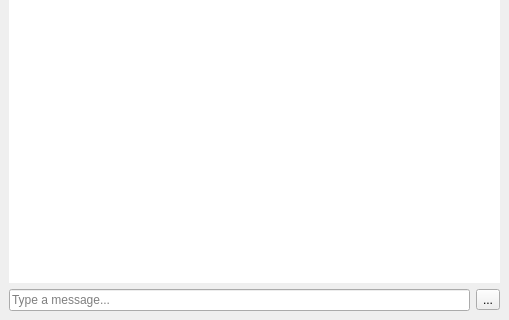
Old version of the form historywindow.ui in the repository kutegram/client; both pictures show x 0 to 509 and y 186 to 506 of the 509 by 506 pixel window.
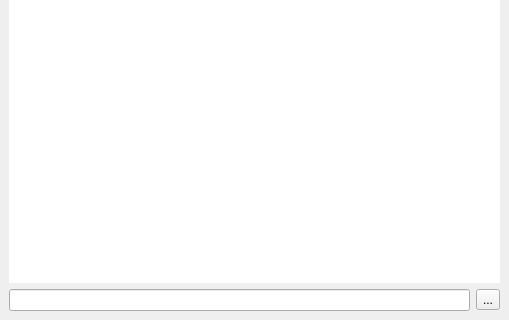
New version of the form. Custom widgets are drawn as their Qt base class.

Commit message: Qt 4.6 support

```diff
--- a/historywindow.ui
+++ b/historywindow.ui
@@ -31,11 +31,7 @@
     <item>
      <layout class="QHBoxLayout" name="horizontalLayout">
       <item>
-       <widget class="QLineEdit" name="messageEdit">
-        <property name="placeholderText">
-         <string>Type a message...</string>
-        </property>
-       </widget>
+       <widget class="QLineEdit" name="messageEdit"/>
       </item>
       <item>
        <widget class="QToolButton" name="sendButton">
```
Left out of the diff: 2 changed lines with no effect on the pictures. The commit also changes 1 other file.
